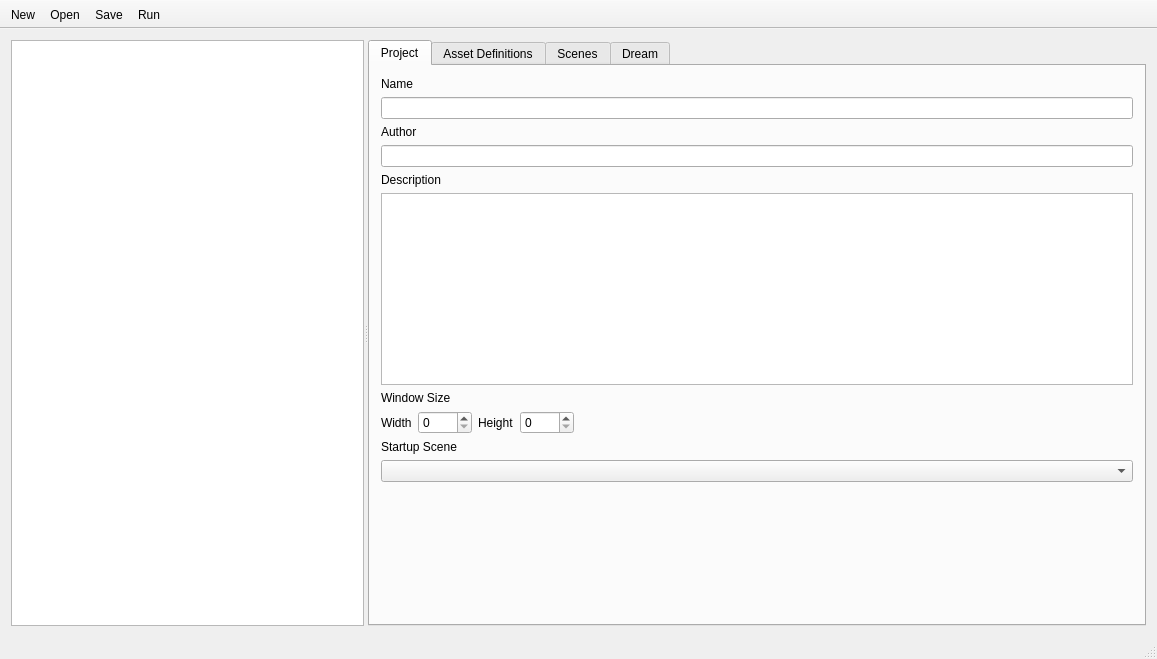
Old version of the form DreamToolQt/View/MainWindow.ui in the repository BashEdThomps/dream-engine.
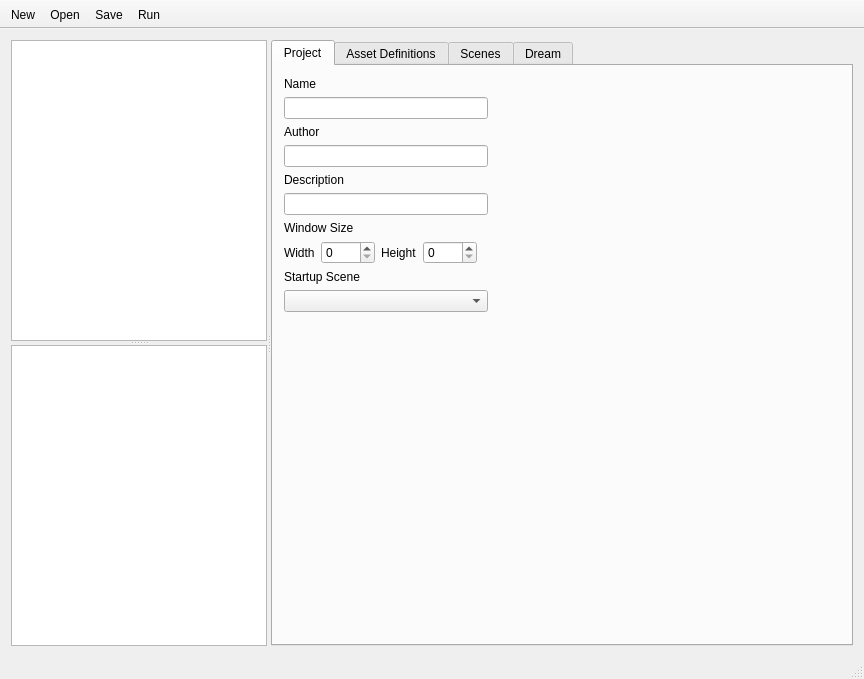
New version of the form. Icons and pictures are not drawn.

```diff
--- a/DreamToolQt/View/MainWindow.ui
+++ b/DreamToolQt/View/MainWindow.ui
@@ -6,8 +6,8 @@
    <rect>
     <x>0</x>
     <y>0</y>
-    <width>1157</width>
-    <height>659</height>
+    <width>864</width>
+    <height>679</height>
    </rect>
   </property>
   <property name="sizePolicy">
@@ -29,31 +29,21 @@
   <widget class="QWidget" name="centralWidget">
    <layout class="QHBoxLayout" name="horizontalLayout">
     <item>
+     <widget class="QSplitter" name="splitter_2">
+      <property name="orientation">
+       <enum>Qt::Horizontal</enum>
+      </property>
      <widget class="QSplitter" name="splitter">
-      <property name="sizePolicy">
-       <sizepolicy hsizetype="Expanding" vsizetype="Expanding">
-        <horstretch>0</horstretch>
-        <verstretch>0</verstretch>
-       </sizepolicy>
-      </property>
-      <property name="frameShape">
-       <enum>QFrame::NoFrame</enum>
-      </property>
       <property name="orientation">
-       <enum>Qt::Horizontal</enum>
-      </property>
-      <widget class="QTreeView" name="treeView">
-       <property name="sizePolicy">
-        <sizepolicy hsizetype="Expanding" vsizetype="Expanding">
-         <horstretch>1</horstretch>
-         <verstretch>0</verstretch>
-        </sizepolicy>
-       </property>
+        <enum>Qt::Vertical</enum>
+       </property>
+       <widget class="QTreeView" name="treeView"/>
+       <widget class="QListView" name="listView"/>
       </widget>
       <widget class="QTabWidget" name="tabWidget">
        <property name="sizePolicy">
         <sizepolicy hsizetype="Expanding" vsizetype="Expanding">
-         <horstretch>2</horstretch>
+         <horstretch>1</horstretch>
          <verstretch>0</verstretch>
         </sizepolicy>
        </property>
@@ -70,7 +60,9 @@
         <attribute name="title">
          <string>Project</string>
         </attribute>
-        <layout class="QVBoxLayout" name="verticalLayout_3">
+        <layout class="QHBoxLayout" name="horizontalLayout_2">
+         <item>
+          <layout class="QVBoxLayout" name="verticalLayout_2">
          <item>
           <layout class="QVBoxLayout" name="nameLayout">
            <item>
@@ -118,20 +110,7 @@
             </widget>
            </item>
            <item>
-            <widget class="QPlainTextEdit" name="descriptionEdit">
-             <property name="sizePolicy">
-              <sizepolicy hsizetype="Expanding" vsizetype="Expanding">
-               <horstretch>0</horstretch>
-               <verstretch>0</verstretch>
-              </sizepolicy>
-             </property>
-             <property name="maximumSize">
-              <size>
-               <width>16777215</width>
-               <height>1677215</height>
-              </size>
-             </property>
-            </widget>
+              <widget class="QLineEdit" name="descriptionEdit"/>
            </item>
           </layout>
          </item>
@@ -239,6 +218,21 @@
           </spacer>
          </item>
         </layout>
+         </item>
+         <item>
+          <spacer name="horizontalSpacer">
+           <property name="orientation">
+            <enum>Qt::Horizontal</enum>
+           </property>
+           <property name="sizeHint" stdset="0">
+            <size>
+             <width>380</width>
+             <height>20</height>
+            </size>
+           </property>
+          </spacer>
+         </item>
+        </layout>
        </widget>
        <widget class="QWidget" name="mAssetDefinitionsTab">
         <attribute name="title">
```
Left out of the diff: 13 changed lines with no effect on the pictures. Lines whose indentation alone changed are shown as unchanged.
